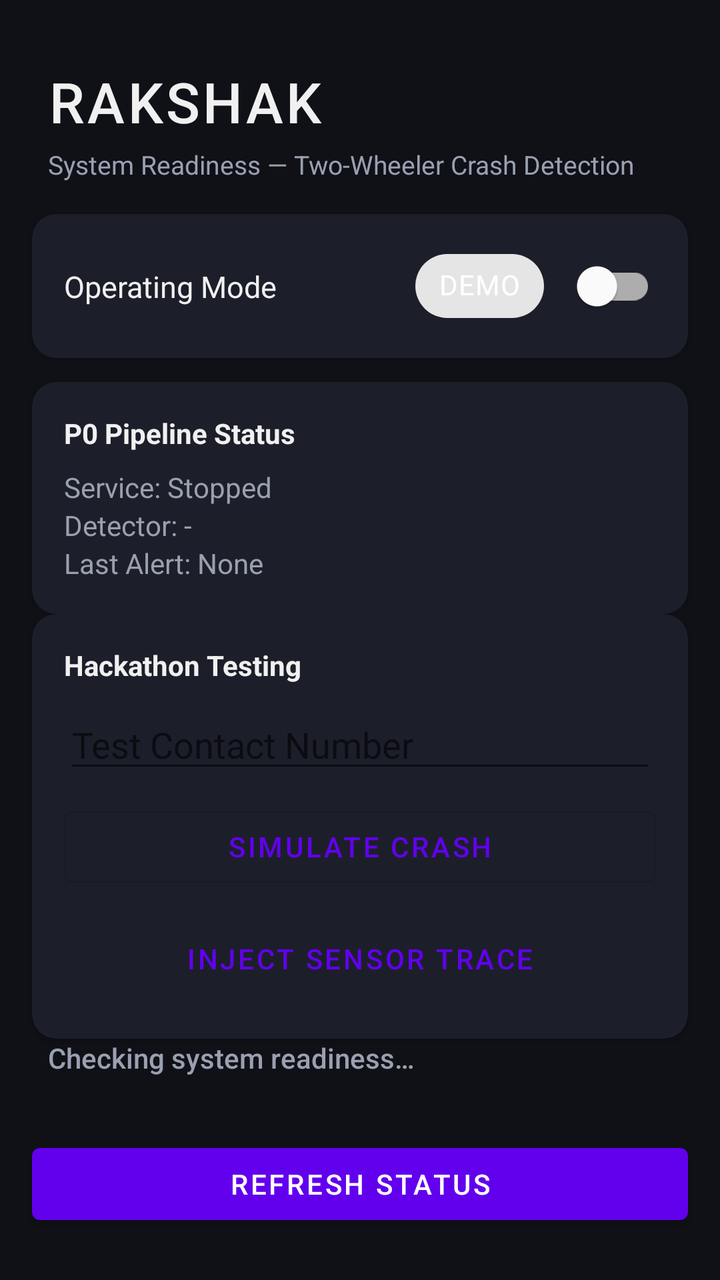
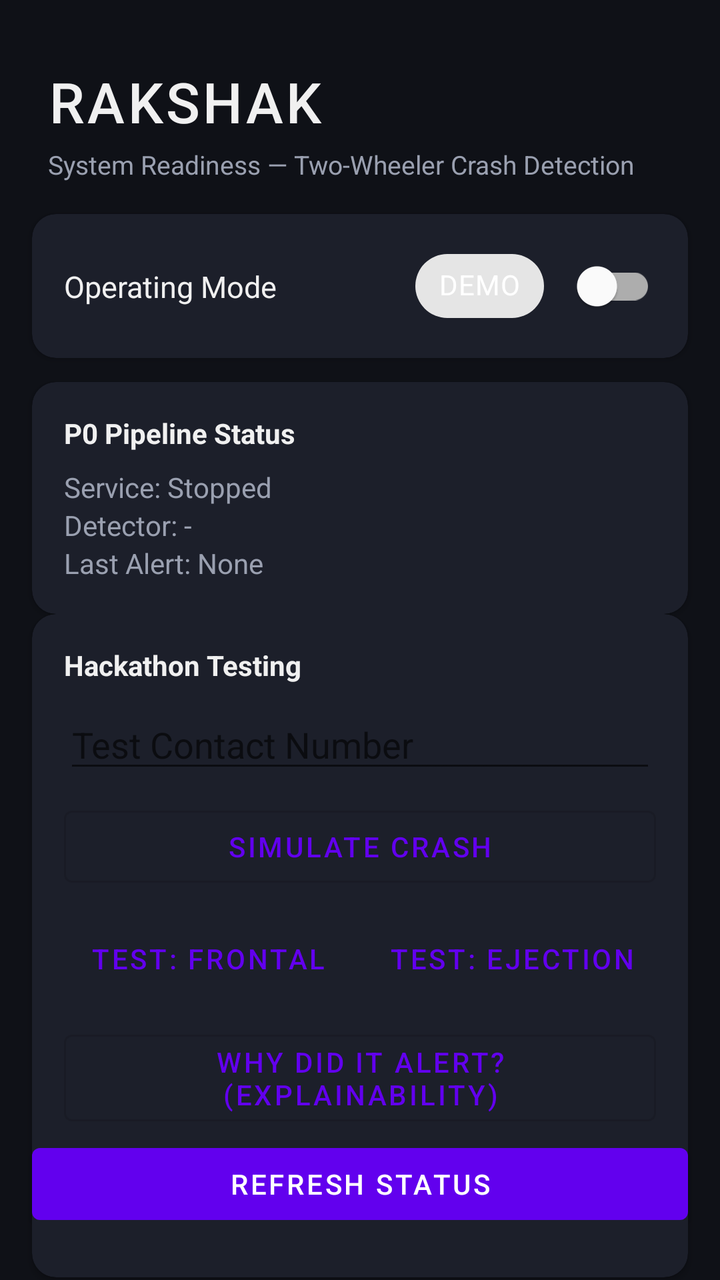

An Android layout rendered at two revisions. The XML below is the earlier revision; the diff shows what the commit changed to produce the second picture.
<!-- AndroidManifest.xml: application theme Theme.Rakshak -->
<!-- res/layout/activity_main.xml -->
<?xml version="1.0" encoding="utf-8"?>
<androidx.constraintlayout.widget.ConstraintLayout
    xmlns:android="http://schemas.android.com/apk/res/android"
    xmlns:app="http://schemas.android.com/apk/res-auto"
    xmlns:tools="http://schemas.android.com/tools"
    android:layout_width="match_parent"
    android:layout_height="match_parent"
    android:background="@color/bg_primary"
    tools:context=".ui.main.MainActivity">

    <TextView
        android:id="@+id/tv_title"
        android:layout_width="0dp"
        android:layout_height="wrap_content"
        android:fontFamily="sans-serif-medium"
        android:letterSpacing="0.05"
        android:paddingHorizontal="24dp"
        android:paddingTop="32dp"
        android:paddingBottom="4dp"
        android:text="@string/app_name"
        android:textColor="@color/text_primary"
        android:textSize="28sp"
        app:layout_constraintEnd_toEndOf="parent"
        app:layout_constraintStart_toStartOf="parent"
        app:layout_constraintTop_toTopOf="parent" />

    <TextView
        android:id="@+id/tv_subtitle"
        android:layout_width="0dp"
        android:layout_height="wrap_content"
        android:paddingHorizontal="24dp"
        android:paddingBottom="16dp"
        android:text="@string/subtitle_system_readiness"
        android:textColor="@color/text_secondary"
        android:textSize="13sp"
        app:layout_constraintEnd_toEndOf="parent"
        app:layout_constraintStart_toStartOf="parent"
        app:layout_constraintTop_toBottomOf="@id/tv_title" />

    <com.google.android.material.card.MaterialCardView
        android:id="@+id/card_mode"
        android:layout_width="0dp"
        android:layout_height="wrap_content"
        android:layout_marginHorizontal="16dp"
        android:layout_marginBottom="12dp"
        app:cardBackgroundColor="@color/surface"
        app:cardCornerRadius="12dp"
        app:cardElevation="2dp"
        app:layout_constraintEnd_toEndOf="parent"
        app:layout_constraintStart_toStartOf="parent"
        app:layout_constraintTop_toBottomOf="@id/tv_subtitle">

        <androidx.constraintlayout.widget.ConstraintLayout
            android:layout_width="match_parent"
            android:layout_height="wrap_content"
            android:paddingHorizontal="16dp"
            android:paddingVertical="12dp">

            <TextView
                android:id="@+id/tv_mode_label"
                android:layout_width="0dp"
                android:layout_height="wrap_content"
                android:text="@string/label_operating_mode"
                android:textColor="@color/text_primary"
                android:textSize="15sp"
                app:layout_constraintBottom_toBottomOf="parent"
                app:layout_constraintEnd_toStartOf="@id/chip_mode"
                app:layout_constraintStart_toStartOf="parent"
                app:layout_constraintTop_toTopOf="parent" />

            <com.google.android.material.chip.Chip
                android:id="@+id/chip_mode"
                android:layout_width="wrap_content"
                android:layout_height="wrap_content"
                android:layout_marginEnd="8dp"
                android:text="@string/mode_demo"
                android:textColor="@color/text_on_chip"
                app:layout_constraintBottom_toBottomOf="parent"
                app:layout_constraintEnd_toStartOf="@id/switch_mode"
                app:layout_constraintTop_toTopOf="parent" />

            <com.google.android.material.switchmaterial.SwitchMaterial
                android:id="@+id/switch_mode"
                android:layout_width="wrap_content"
                android:layout_height="wrap_content"
                android:checked="false"
                app:layout_constraintBottom_toBottomOf="parent"
                app:layout_constraintEnd_toEndOf="parent"
                app:layout_constraintTop_toTopOf="parent" />

        </androidx.constraintlayout.widget.ConstraintLayout>
    </com.google.android.material.card.MaterialCardView>

    <com.google.android.material.card.MaterialCardView
        android:id="@+id/card_pipeline_status"
        android:layout_width="0dp"
        android:layout_height="wrap_content"
        android:layout_marginHorizontal="16dp"
        android:layout_marginBottom="12dp"
        android:layout_marginTop="12dp"
        app:cardBackgroundColor="@color/surface"
        app:cardCornerRadius="12dp"
        app:cardElevation="2dp"
        app:layout_constraintEnd_toEndOf="parent"
        app:layout_constraintStart_toStartOf="parent"
        app:layout_constraintTop_toBottomOf="@id/card_mode">
        
        <LinearLayout
            android:layout_width="match_parent"
            android:layout_height="wrap_content"
            android:orientation="vertical"
            android:padding="16dp">
            
            <TextView
                android:layout_width="wrap_content"
                android:layout_height="wrap_content"
                android:text="P0 Pipeline Status"
                android:textStyle="bold"
                android:textColor="@color/text_primary"
                android:layout_marginBottom="8dp" />
                
            <TextView
                android:id="@+id/tv_service_status"
                android:layout_width="wrap_content"
                android:layout_height="wrap_content"
                android:text="Service: Stopped"
                android:textColor="@color/text_secondary" />
                
            <TextView
                android:id="@+id/tv_detector_state"
                android:layout_width="wrap_content"
                android:layout_height="wrap_content"
                android:text="Detector: -"
                android:textColor="@color/text_secondary" />
                
            <TextView
                android:id="@+id/tv_last_alert"
                android:layout_width="wrap_content"
                android:layout_height="wrap_content"
                android:text="Last Alert: None"
                android:textColor="@color/text_secondary" />
        </LinearLayout>
    </com.google.android.material.card.MaterialCardView>

    <com.google.android.material.card.MaterialCardView
        android:id="@+id/card_test_controls"
        android:layout_width="0dp"
        android:layout_height="wrap_content"
        android:layout_marginHorizontal="16dp"
        android:layout_marginBottom="12dp"
        app:cardBackgroundColor="@color/surface"
        app:cardCornerRadius="12dp"
        app:cardElevation="2dp"
        app:layout_constraintEnd_toEndOf="parent"
        app:layout_constraintStart_toStartOf="parent"
        app:layout_constraintTop_toBottomOf="@id/card_pipeline_status">
        
        <LinearLayout
            android:layout_width="match_parent"
            android:layout_height="wrap_content"
            android:orientation="vertical"
            android:padding="16dp">
            
            <TextView
                android:layout_width="wrap_content"
                android:layout_height="wrap_content"
                android:text="Hackathon Testing"
                android:textStyle="bold"
                android:textColor="@color/text_primary"
                android:layout_marginBottom="8dp" />
                
            <EditText
                android:id="@+id/et_test_contact"
                android:layout_width="match_parent"
                android:layout_height="wrap_content"
                android:hint="Test Contact Number"
                android:inputType="phone"
                android:layout_marginBottom="8dp" />
                
            <com.google.android.material.button.MaterialButton
                android:id="@+id/btn_simulate_crash"
                android:layout_width="match_parent"
                android:layout_height="wrap_content"
                android:text="Simulate Crash"
                style="@style/Widget.MaterialComponents.Button.OutlinedButton" />
                
            <com.google.android.material.button.MaterialButton
                android:id="@+id/btn_inject_trace"
                android:layout_width="match_parent"
                android:layout_height="wrap_content"
                android:layout_marginTop="8dp"
                android:text="Inject Sensor Trace"
                style="@style/Widget.MaterialComponents.Button.TextButton" />
        </LinearLayout>
    </com.google.android.material.card.MaterialCardView>

    <TextView
        android:id="@+id/tv_overall_status"
        android:layout_width="0dp"
        android:layout_height="wrap_content"
        android:layout_marginHorizontal="24dp"
        android:layout_marginBottom="8dp"
        android:fontFamily="sans-serif-medium"
        android:text="@string/status_checking"
        android:textColor="@color/status_checking"
        android:textSize="14sp"
        app:layout_constraintEnd_toEndOf="parent"
        app:layout_constraintStart_toStartOf="parent"
        app:layout_constraintTop_toBottomOf="@id/card_test_controls" />

    <androidx.recyclerview.widget.RecyclerView
        android:id="@+id/rv_readiness"
        android:layout_width="0dp"
        android:layout_height="0dp"
        android:layout_marginHorizontal="16dp"
        android:layout_marginTop="8dp"
        android:layout_marginBottom="8dp"
        android:clipToPadding="false"
        android:paddingBottom="8dp"
        app:layout_constraintBottom_toTopOf="@id/btn_refresh"
        app:layout_constraintEnd_toEndOf="parent"
        app:layout_constraintStart_toStartOf="parent"
        app:layout_constraintTop_toBottomOf="@id/tv_overall_status"
        tools:listitem="@layout/item_readiness" />

    <com.google.android.material.button.MaterialButton
        android:id="@+id/btn_refresh"
        android:layout_width="0dp"
        android:layout_height="wrap_content"
        android:layout_marginHorizontal="16dp"
        android:layout_marginBottom="24dp"
        android:text="@string/btn_refresh"
        app:layout_constraintBottom_toBottomOf="parent"
        app:layout_constraintEnd_toEndOf="parent"
        app:layout_constraintStart_toStartOf="parent" />

</androidx.constraintlayout.widget.ConstraintLayout>
<!-- res/layout/item_readiness.xml (included above) -->
<?xml version="1.0" encoding="utf-8"?>
<com.google.android.material.card.MaterialCardView
    xmlns:android="http://schemas.android.com/apk/res/android"
    xmlns:app="http://schemas.android.com/apk/res-auto"
    android:layout_width="match_parent"
    android:layout_height="wrap_content"
    android:layout_marginBottom="8dp"
    app:cardBackgroundColor="@color/surface"
    app:cardCornerRadius="10dp"
    app:cardElevation="1dp">

    <androidx.constraintlayout.widget.ConstraintLayout
        android:layout_width="match_parent"
        android:layout_height="wrap_content"
        android:paddingHorizontal="16dp"
        android:paddingVertical="14dp">

        
        <TextView
            android:id="@+id/tv_icon"
            android:layout_width="32dp"
            android:layout_height="32dp"
            android:gravity="center"
            android:textSize="20sp"
            android:text="…"
            app:layout_constraintStart_toStartOf="parent"
            app:layout_constraintTop_toTopOf="parent"
            app:layout_constraintBottom_toBottomOf="parent" />

        
        <TextView
            android:id="@+id/tv_label"
            android:layout_width="0dp"
            android:layout_height="wrap_content"
            android:layout_marginStart="12dp"
            android:layout_marginEnd="8dp"
            android:textColor="@color/text_primary"
            android:textSize="15sp"
            android:fontFamily="sans-serif-medium"
            app:layout_constraintStart_toEndOf="@id/tv_icon"
            app:layout_constraintEnd_toStartOf="@id/btn_fix"
            app:layout_constraintTop_toTopOf="parent" />

        
        <TextView
            android:id="@+id/tv_detail"
            android:layout_width="0dp"
            android:layout_height="wrap_content"
            android:layout_marginStart="12dp"
            android:layout_marginEnd="8dp"
            android:layout_marginTop="2dp"
            android:textColor="@color/text_secondary"
            android:textSize="12sp"
            android:visibility="gone"
            app:layout_constraintStart_toEndOf="@id/tv_icon"
            app:layout_constraintEnd_toStartOf="@id/btn_fix"
            app:layout_constraintTop_toBottomOf="@id/tv_label" />

        
        <com.google.android.material.button.MaterialButton
            android:id="@+id/btn_fix"
            style="@style/Widget.MaterialComponents.Button.OutlinedButton"
            android:layout_width="wrap_content"
            android:layout_height="wrap_content"
            android:text="@string/btn_fix"
            android:textSize="11sp"
            android:visibility="gone"
            app:layout_constraintEnd_toEndOf="parent"
            app:layout_constraintTop_toTopOf="parent"
            app:layout_constraintBottom_toBottomOf="parent" />

    </androidx.constraintlayout.widget.ConstraintLayout>

</com.google.android.material.card.MaterialCardView>
<!-- resources referenced by this layout -->
<resources>
  <color name="bg_primary">#0F1117</color>
  <color name="status_checking">#9AA0B0</color>
  <color name="surface">#1C1F2A</color>
  <color name="text_on_chip">#FFFFFF</color>
  <color name="text_primary">#F0F0F0</color>
  <color name="text_secondary">#9AA0B0</color>
  <string name="app_name">RAKSHAK</string>
  <string name="btn_fix">FIX</string>
  <string name="btn_refresh">Refresh Status</string>
  <string name="label_operating_mode">Operating Mode</string>
  <string name="mode_demo">DEMO</string>
  <string name="status_checking">Checking system readiness…</string>
  <string name="subtitle_system_readiness">System Readiness — Two-Wheeler Crash Detection</string>
  <style name="Theme.Rakshak" parent="Theme.MaterialComponents.DayNight.DarkActionBar">
          <item name="colorPrimary">@color/purple_500</item>
          <item name="colorPrimaryVariant">@color/purple_700</item>
          <item name="colorOnPrimary">@color/white</item>
          <item name="colorSecondary">@color/teal_200</item>
          <item name="colorSecondaryVariant">@color/teal_700</item>
          <item name="colorOnSecondary">@color/black</item>
          <item name="android:statusBarColor" tools:targetApi="l">@color/bg_primary</item>
          <item name="android:navigationBarColor">@color/bg_primary</item>
          <item name="android:windowBackground">@color/bg_primary</item>
          
          <item name="windowActionBar">false</item>
          <item name="windowNoTitle">true</item>
      </style>
  <color name="purple_500">#FF6200EE</color>
  <color name="purple_700">#FF3700B3</color>
  <color name="white">#FFFFFFFF</color>
  <color name="teal_200">#FF03DAC5</color>
  <color name="teal_700">#FF018786</color>
  <color name="black">#FF000000</color>
</resources>

<!-- the commit's change to res/layout/activity_main.xml (unified diff, before → after) -->
@@ -184,12 +184,45 @@
                 android:text="Simulate Crash"
                 style="@style/Widget.MaterialComponents.Button.OutlinedButton" />
                 
+                        <LinearLayout
+                android:layout_width="match_parent"
+                android:layout_height="wrap_content"
+                android:orientation="horizontal"
+                android:layout_marginTop="8dp">
+                
+                <com.google.android.material.button.MaterialButton
+                    android:id="@+id/btn_inject_frontal"
+                    android:layout_width="0dp"
+                    android:layout_height="wrap_content"
+                    android:layout_weight="1"
+                    android:layout_marginEnd="4dp"
+                    android:text="Test: Frontal"
+                    style="@style/Widget.MaterialComponents.Button.TextButton" />
+
+                <com.google.android.material.button.MaterialButton
+                    android:id="@+id/btn_inject_ejection"
+                    android:layout_width="0dp"
+                    android:layout_height="wrap_content"
+                    android:layout_weight="1"
+                    android:layout_marginStart="4dp"
+                    android:text="Test: Ejection"
+                    style="@style/Widget.MaterialComponents.Button.TextButton" />
+            </LinearLayout>
+            
+                        <com.google.android.material.button.MaterialButton
+                android:id="@+id/btn_why_alert"
+                android:layout_width="match_parent"
+                android:layout_height="wrap_content"
+                android:layout_marginTop="8dp"
+                android:text="Why did it alert? (Explainability)"
+                style="@style/Widget.MaterialComponents.Button.OutlinedButton" />
+
             <com.google.android.material.button.MaterialButton
-                android:id="@+id/btn_inject_trace"
+                android:id="@+id/btn_test_camera"
                 android:layout_width="match_parent"
                 android:layout_height="wrap_content"
                 android:layout_marginTop="8dp"
-                android:text="Inject Sensor Trace"
+                android:text="Test Camera / Pose Checker"
                 style="@style/Widget.MaterialComponents.Button.TextButton" />
         </LinearLayout>
     </com.google.android.material.card.MaterialCardView>
